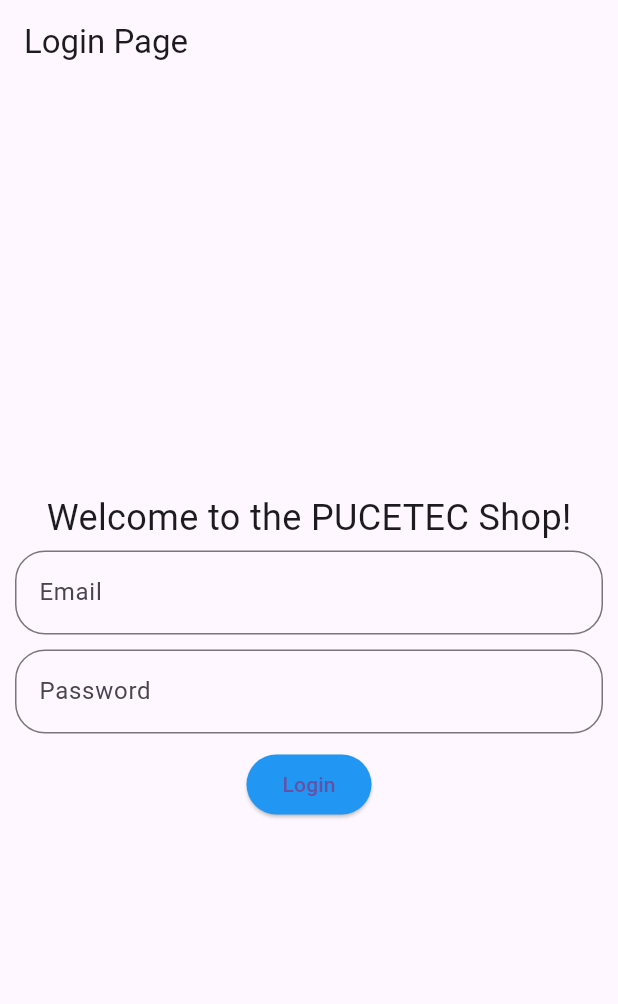
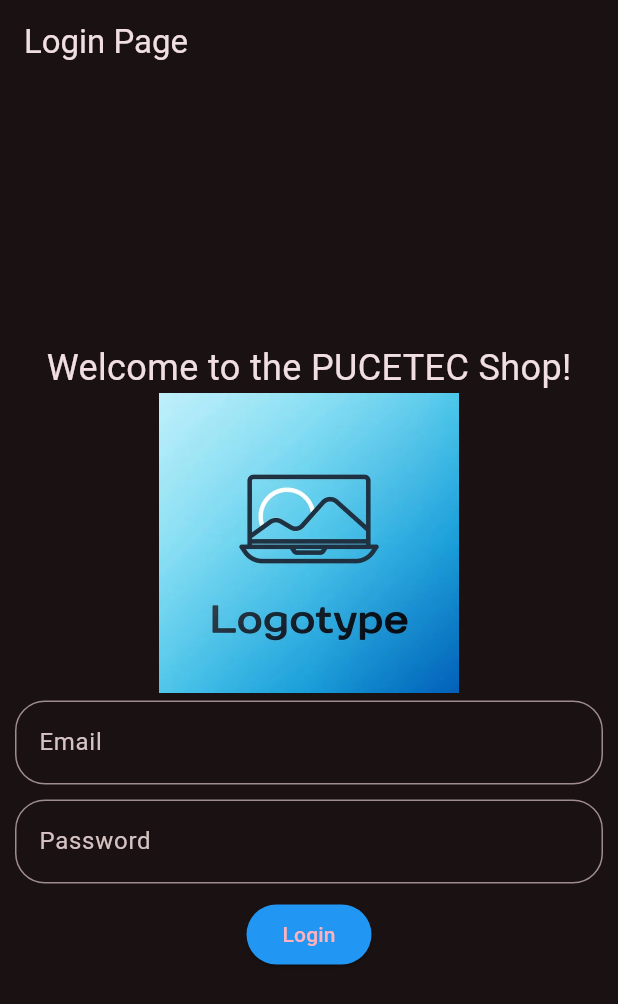
Before and after one commit to csparedes-pucesi/movil_pucetec_api, a Flutter app: the screen it shows after launch, after a tap on "Login", on a phone screen of 412 x 824 dp. Shown: the top 1004 px of the screen. Run offline on Flutter 3.47's test engine with Material 3 defaults, Android fonts, the phone set to English and light mode, and no system bars; our stand-ins replace dio, flutter_riverpod, fluttertoast, go_router, shared_preferences; network calls fail.

Commit message:
Taller 23/01/2024

```diff
--- a/lib/main.dart
+++ b/lib/main.dart
@@ -3,7 +3,7 @@ import 'dart:io';
 import 'package:flutter/material.dart';
 import 'package:flutter_riverpod/flutter_riverpod.dart';
 import 'package:movil_pucetec_api/configs/shared_prefs.dart';
-
+import 'package:movil_pucetec_api/themes/app_themes.dart';
 import 'routes/app_routes.dart';
 
 void main() async {
@@ -20,6 +20,8 @@ class MyApp extends ConsumerWidget {
   Widget build(BuildContext context, WidgetRef ref) {
     final routerProv = ref.watch(routerProvider);
     return MaterialApp.router(
+      theme: AppTheme().theme(),
+      debugShowCheckedModeBanner: false,
       title: 'Flutter Demo',
       routerConfig: routerProv,
     );
--- a/lib/pages/create_product_page.dart
+++ b/lib/pages/create_product_page.dart
@@ -45,7 +45,7 @@ class CreateProduct extends ConsumerWidget {
                 controller: unitPriceController,
                 decoration: InputDecoration(
                   labelText: 'Precio',
-                  hintText: 'Ingrese del producto',
+                  hintText: 'Ingrese el producto',
                   border: OutlineInputBorder(
                     borderRadius: BorderRadius.circular(20),
                   ),
--- a/lib/pages/dashboard_page.dart
+++ b/lib/pages/dashboard_page.dart
@@ -18,7 +18,10 @@ class DashboardPage extends ConsumerWidget {
       appBar: AppBar(
         title: const Text('Dashboard'),
       ),
-      body: Center(
+      body: RefreshIndicator(
+        onRefresh: () async {
+          final refreshedProducts = ref.refresh(productsProvider);
+        },
         child: productProviderAsync.when(
           data: (products) => ListView.builder(
             itemCount: products.length,
--- a/lib/pages/login_page.dart
+++ b/lib/pages/login_page.dart
@@ -10,8 +10,8 @@ class LoginPage extends ConsumerWidget {
 
   @override
   Widget build(BuildContext context, WidgetRef ref) {
-    final TextEditingController _emailController = TextEditingController();
-    final TextEditingController _passwordController = TextEditingController();
+    final TextEditingController emailController = TextEditingController();
+    final TextEditingController passwordController = TextEditingController();
     return Scaffold(
       appBar: AppBar(
         title: const Text('Login Page'),
@@ -24,11 +24,16 @@ class LoginPage extends ConsumerWidget {
               'Welcome to the PUCETEC Shop!',
               style: TextStyle(fontSize: 24),
             ),
+            Image.asset(
+              'img/logo.jpg',
+              width: 200,
+              height: 200,
+            ),
             Padding(
               padding: const EdgeInsets.symmetric(horizontal: 10, vertical: 5),
               child: TextFormField(
                 keyboardType: TextInputType.emailAddress,
-                controller: _emailController,
+                controller: emailController,
                 decoration: InputDecoration(
                   labelText: 'Email',
                   hintText: 'Ingrese su email',
@@ -41,7 +46,7 @@ class LoginPage extends ConsumerWidget {
             Padding(
               padding: const EdgeInsets.symmetric(horizontal: 10, vertical: 5),
               child: TextFormField(
-                controller: _passwordController,
+                controller: passwordController,
                 obscureText: true,
                 decoration: InputDecoration(
                   labelText: 'Password',
@@ -66,10 +71,10 @@ class LoginPage extends ConsumerWidget {
                 onPressed: () async {
                   ref
                       .read(emailProvider.notifier)
-                      .update((state) => state = _emailController.text);
+                      .update((state) => state = emailController.text);
                   ref
                       .read(passProvider.notifier)
-                      .update((state) => state = _passwordController.text);
+                      .update((state) => state = passwordController.text);
 
                   final resp = await ref.read(loginProvider.future);
 
--- /dev/null
+++ b/lib/themes/app_themes.dart
@@ -0,0 +1,11 @@
+import 'package:flutter/material.dart';
+
+class AppTheme {
+  ThemeData theme() {
+    return ThemeData(
+      useMaterial3: true,
+      colorSchemeSeed: Colors.pink,
+      brightness: Brightness.dark,
+    );
+  }
+}
--- a/pubspec.yaml
+++ b/pubspec.yaml
@@ -62,7 +62,8 @@ flutter:
   # included with your application, so that you can use the icons in
   # the material Icons class.
   uses-material-design: true
-
+  assets:
+    - img/logo.jpg
   # To add assets to your application, add an assets section, like this:
   # assets:
   #   - images/a_dot_burr.jpeg
```
Also changed, not shown: img/logo.jpg (added).
